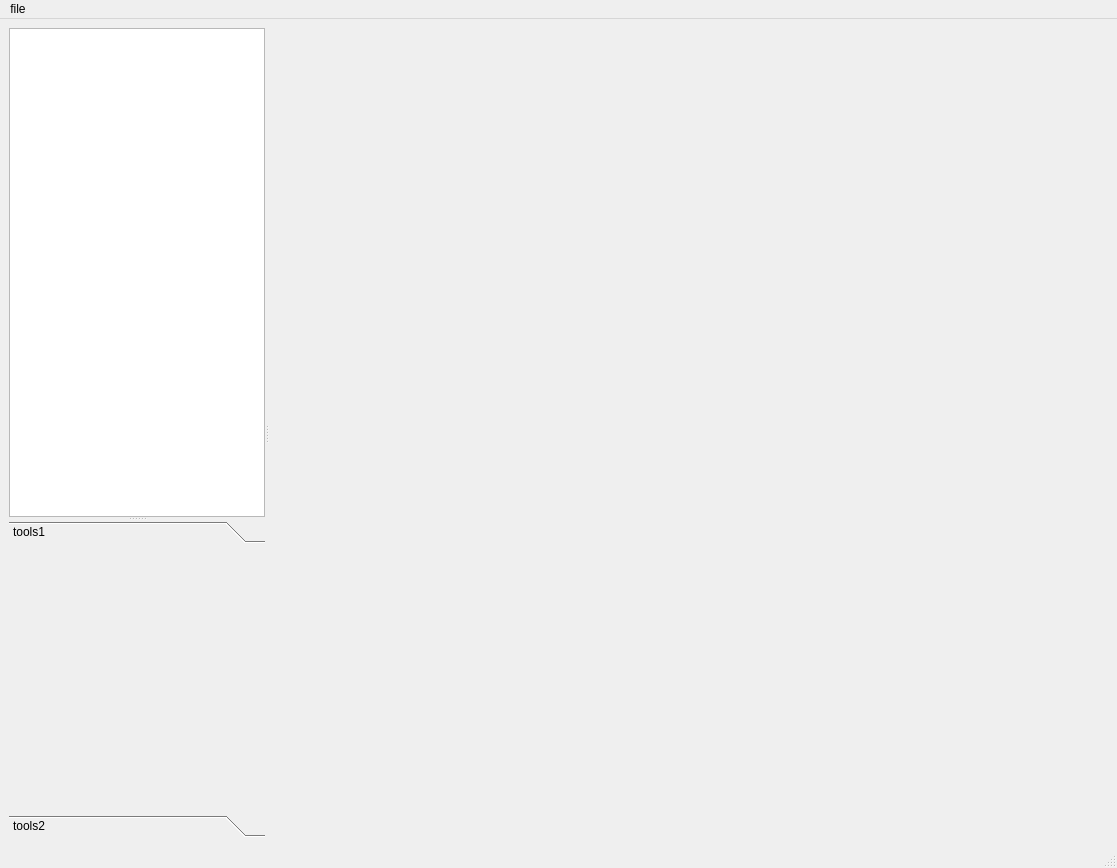
Qt form main/rcsui.ui (Veasonwang/Rcspy) before a commit.
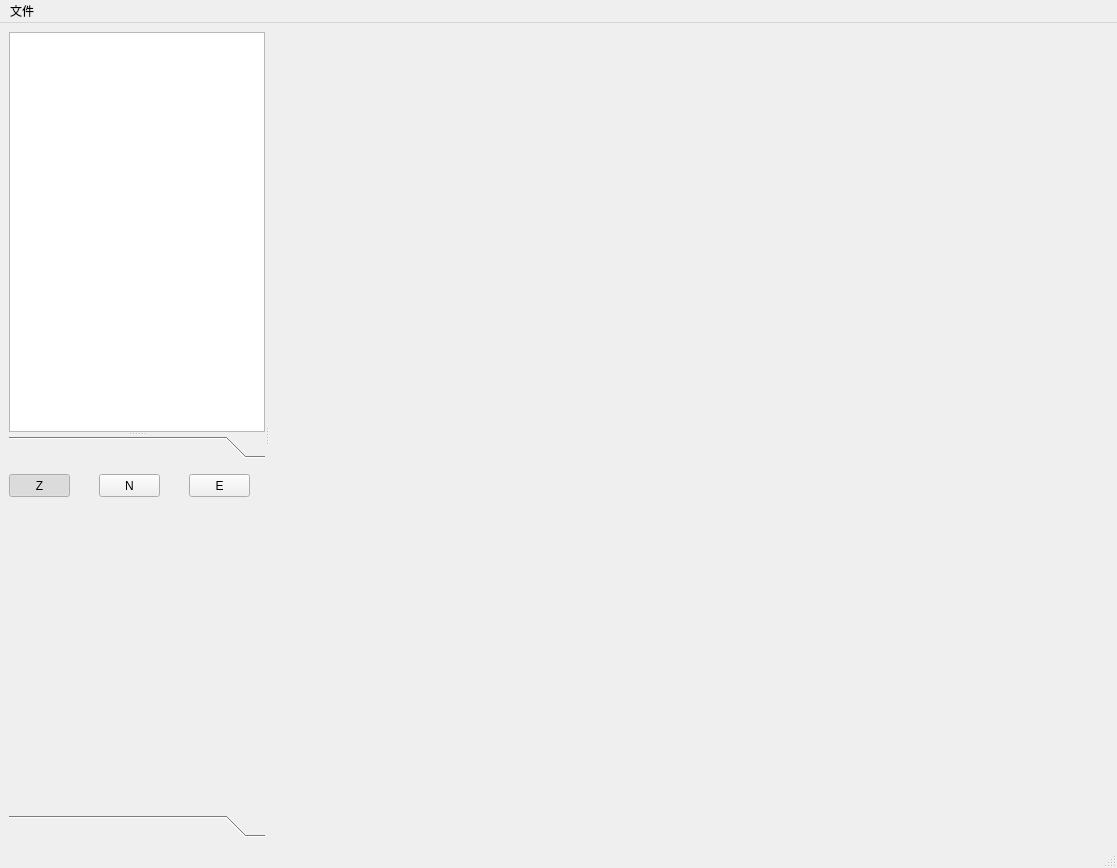
The same form after that commit.

What changed in the file:
```diff
--- a/main/rcsui.ui
+++ b/main/rcsui.ui
@@ -27,6 +27,9 @@
        <enum>Qt::Horizontal</enum>
       </property>
       <widget class="QSplitter" name="splitter">
+       <property name="enabled">
+        <bool>true</bool>
+       </property>
        <property name="sizePolicy">
         <sizepolicy hsizetype="Fixed" vsizetype="Fixed">
          <horstretch>0</horstretch>
@@ -57,16 +60,28 @@
        <property name="orientation">
         <enum>Qt::Vertical</enum>
        </property>
-       <widget class="QListWidget" name="listWidget">
+       <widget class="QTreeWidget" name="stationTree">
+        <property name="enabled">
+         <bool>true</bool>
+        </property>
         <property name="sizePolicy">
          <sizepolicy hsizetype="Preferred" vsizetype="Preferred">
           <horstretch>0</horstretch>
           <verstretch>0</verstretch>
          </sizepolicy>
         </property>
+        <property name="maximumSize">
+         <size>
+          <width>16777215</width>
+          <height>400</height>
+         </size>
+        </property>
         <property name="focusPolicy">
          <enum>Qt::NoFocus</enum>
         </property>
+        <property name="columnCount">
+         <number>0</number>
+        </property>
        </widget>
        <widget class="QToolBox" name="toolBox">
         <property name="currentIndex">
@@ -78,12 +93,69 @@
            <x>0</x>
            <y>0</y>
            <width>256</width>
-           <height>257</height>
+           <height>348</height>
           </rect>
          </property>
          <attribute name="label">
-          <string>tools1</string>
+          <string/>
          </attribute>
+         <widget class="QPushButton" name="ZButton">
+          <property name="geometry">
+           <rect>
+            <x>0</x>
+            <y>10</y>
+            <width>61</width>
+            <height>23</height>
+           </rect>
+          </property>
+          <property name="text">
+           <string>Z</string>
+          </property>
+          <property name="checkable">
+           <bool>true</bool>
+          </property>
+          <property name="checked">
+           <bool>true</bool>
+          </property>
+         </widget>
+         <widget class="QPushButton" name="NButton">
+          <property name="geometry">
+           <rect>
+            <x>90</x>
+            <y>10</y>
+            <width>61</width>
+            <height>23</height>
+           </rect>
+          </property>
+          <property name="text">
+           <string>N</string>
+          </property>
+          <property name="checkable">
+           <bool>true</bool>
+          </property>
+          <property name="checked">
+           <bool>false</bool>
+          </property>
+         </widget>
+         <widget class="QPushButton" name="EButton">
+          <property name="geometry">
+           <rect>
+            <x>180</x>
+            <y>10</y>
+            <width>61</width>
+            <height>23</height>
+           </rect>
+          </property>
+          <property name="text">
+           <string>E</string>
+          </property>
+          <property name="checkable">
+           <bool>true</bool>
+          </property>
+          <property name="checked">
+           <bool>false</bool>
+          </property>
+         </widget>
         </widget>
         <widget class="QWidget" name="toos2">
          <property name="geometry">
@@ -95,7 +167,7 @@
           </rect>
          </property>
          <attribute name="label">
-          <string>tools2</string>
+          <string/>
          </attribute>
         </widget>
        </widget>
@@ -123,7 +195,7 @@
    </property>
    <widget class="QMenu" name="menuopen">
     <property name="title">
-     <string>file</string>
+     <string>文件</string>
     </property>
     <addaction name="actionopen"/>
     <addaction name="actionexit"/>
```
Left out of the diff: 77 changed lines with no effect on the pictures.
